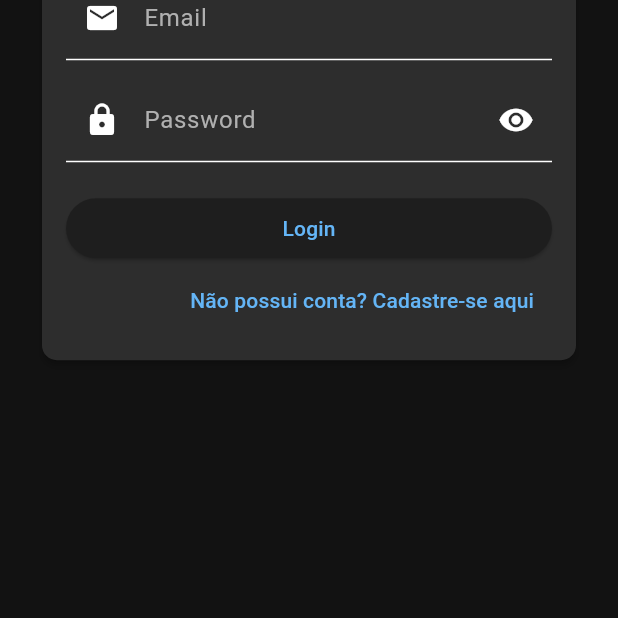
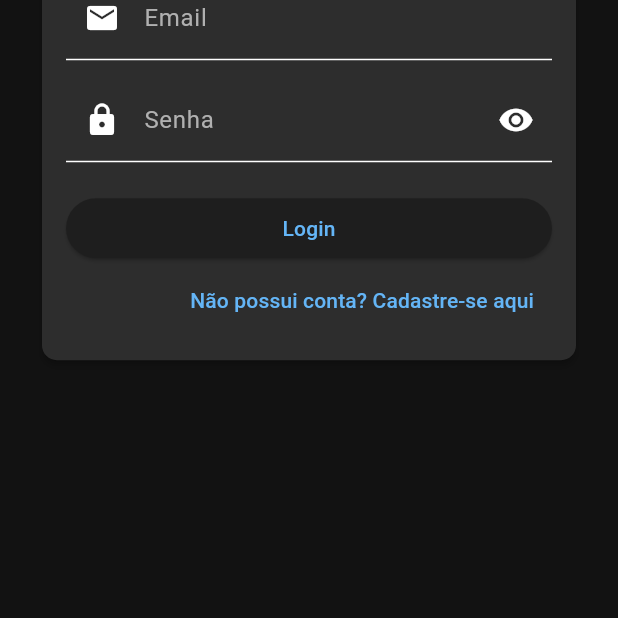
Before and after one commit to filipegms5/money_flow_app, a Flutter app: the screen it shows after launch, on a phone screen of 412 x 824 dp, the part 590-1208 px from its top. Run offline on Flutter 3.47's test engine with Material 3 defaults, Android fonts, the phone set to English and light mode, and no system bars; our stand-ins replace fl_chart, shared_preferences; missing offline and left inert: mobile_scanner.

Commit message:
correçao comentario vazio e labelText

```diff
--- a/lib/controllers/theme_controller.dart
+++ b/lib/controllers/theme_controller.dart
@@ -37,7 +37,6 @@ class ThemeController extends ChangeNotifier {
   }
 
   /// Define o modo do tema e salva a preferência
-  ///
   /// [mode] - O modo do tema a ser definido (claro ou escuro)
   Future<void> setThemeMode(ThemeMode mode) async {
     if (_themeMode == mode) return;
--- a/lib/widgets/login_form.dart
+++ b/lib/widgets/login_form.dart
@@ -96,7 +96,7 @@ class _LoginFormState extends State<LoginForm> {
                 controller: _passwordController,
                 obscureText: _obscurePassword,
                 decoration: InputDecoration(
-                  labelText: 'Password',
+                  labelText: 'Senha',
                   prefixIcon: const Icon(Icons.lock),
                   suffixIcon: IconButton(
                     icon: Icon(_obscurePassword ? Icons.visibility : Icons.visibility_off),
```
